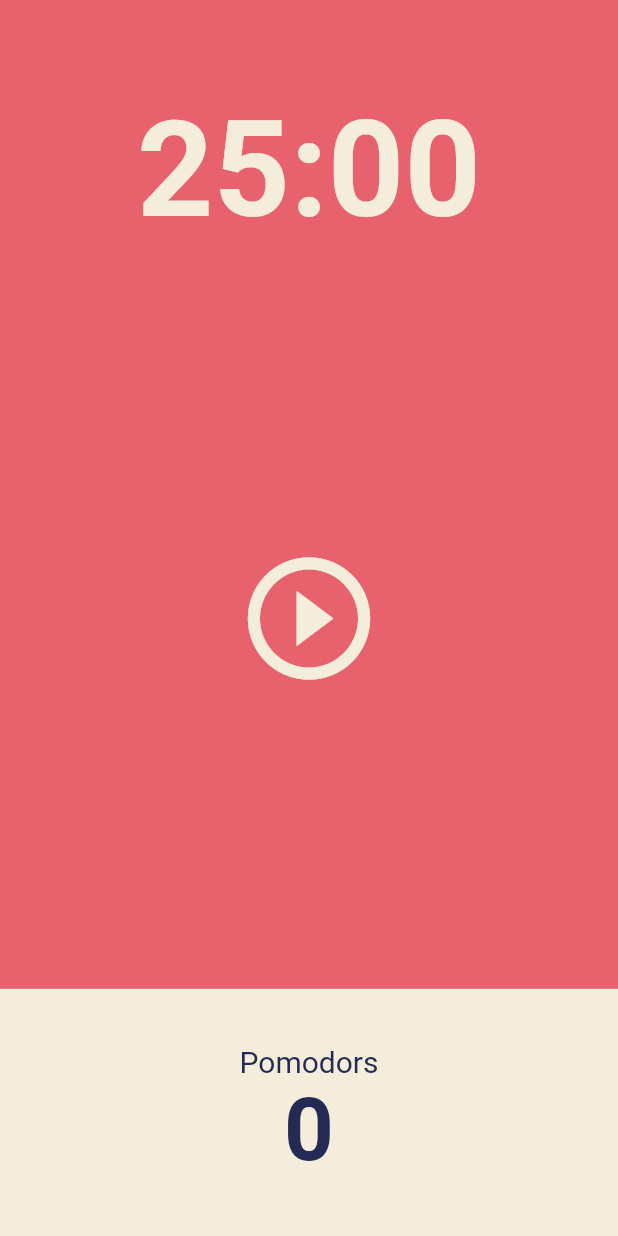
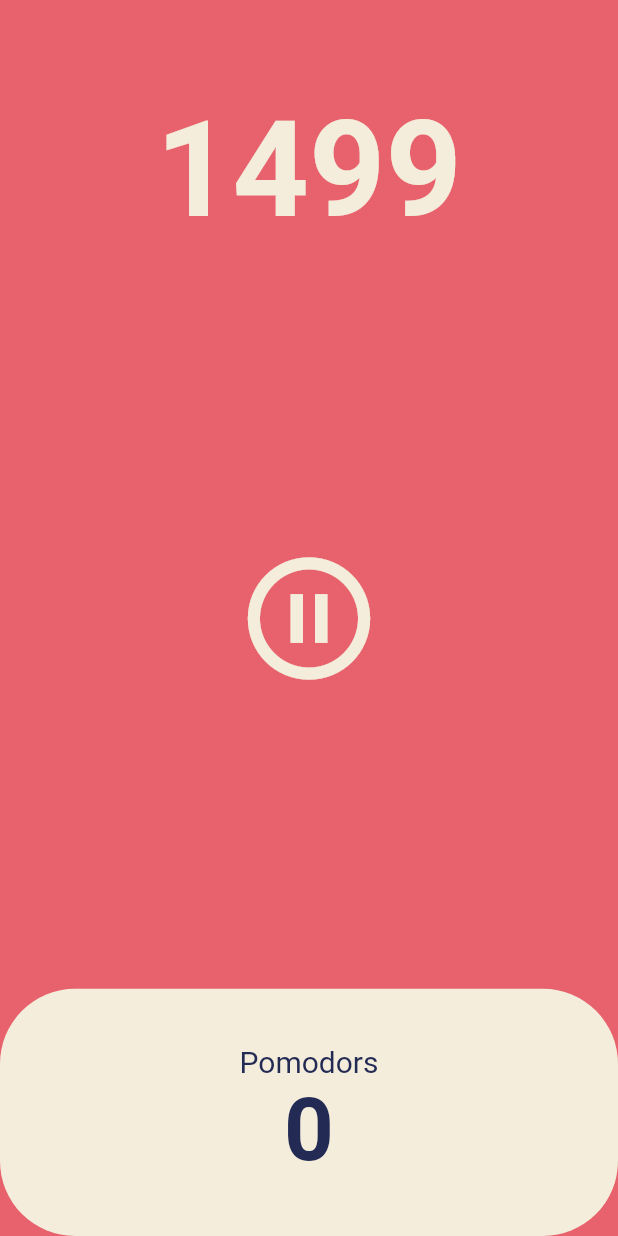
Before and after one commit to 2dowon/NomadCoders_Flutter, a Flutter app: the screen it shows after launch, after a tap on the "play circle outline" icon, on a phone screen of 412 x 824 dp. Run offline on Flutter 3.47's test engine with Material 2 defaults, Android fonts, the phone set to English and light mode, and no system bars.

Commit message:
feat: pomodoro - Timer & Pause Play

```diff
--- a/lib/screens/home_screen.dart
+++ b/lib/screens/home_screen.dart
@@ -1,3 +1,5 @@
+import 'dart:async';
+
 import 'package:flutter/material.dart';
 
 class HomeScreen extends StatefulWidget {
@@ -8,6 +10,35 @@ class HomeScreen extends StatefulWidget {
 }
 
 class _HomeScreenState extends State<HomeScreen> {
+  int totalSeconds = 1500;
+  bool isRunning = false;
+  late Timer timer;
+
+  void onTick(Timer timer) {
+    setState(() {
+      totalSeconds -= 1;
+    });
+  }
+
+  void onStartPressed() {
+    timer = Timer.periodic(
+      const Duration(seconds: 1),
+      onTick,
+    );
+
+    setState(() {
+      isRunning = true;
+    });
+  }
+
+  void onPausePressed() {
+    timer.cancel();
+
+    setState(() {
+      isRunning = false;
+    });
+  }
+
   @override
   Widget build(BuildContext context) {
     return Scaffold(
@@ -19,7 +50,7 @@ class _HomeScreenState extends State<HomeScreen> {
             child: Container(
               alignment: Alignment.bottomCenter,
               child: Text(
-                "25:00",
+                "$totalSeconds",
                 style: TextStyle(
                   color: Theme.of(context).cardColor,
                   fontSize: 89,
@@ -30,14 +61,14 @@ class _HomeScreenState extends State<HomeScreen> {
           ),
           Flexible(
             flex: 3,
-            child: Container(
-              child: Center(
-                child: IconButton(
-                    iconSize: 98,
-                    color: Theme.of(context).cardColor,
-                    onPressed: () {},
-                    icon: const Icon(Icons.play_circle_outline_outlined)),
-              ),
+            child: Center(
+              child: IconButton(
+                  iconSize: 98,
+                  color: Theme.of(context).cardColor,
+                  onPressed: isRunning ? onPausePressed : onStartPressed,
+                  icon: Icon(isRunning
+                      ? Icons.pause_circle_outline_outlined
+                      : Icons.play_circle_outline_outlined)),
             ),
           ),
           Flexible(
@@ -46,8 +77,9 @@ class _HomeScreenState extends State<HomeScreen> {
               children: [
                 Expanded(
                   child: Container(
-                    decoration:
-                        BoxDecoration(color: Theme.of(context).cardColor),
+                    decoration: BoxDecoration(
+                        color: Theme.of(context).cardColor,
+                        borderRadius: BorderRadius.circular(50)),
                     child: Column(
                       mainAxisAlignment: MainAxisAlignment.center,
                       children: [
```
